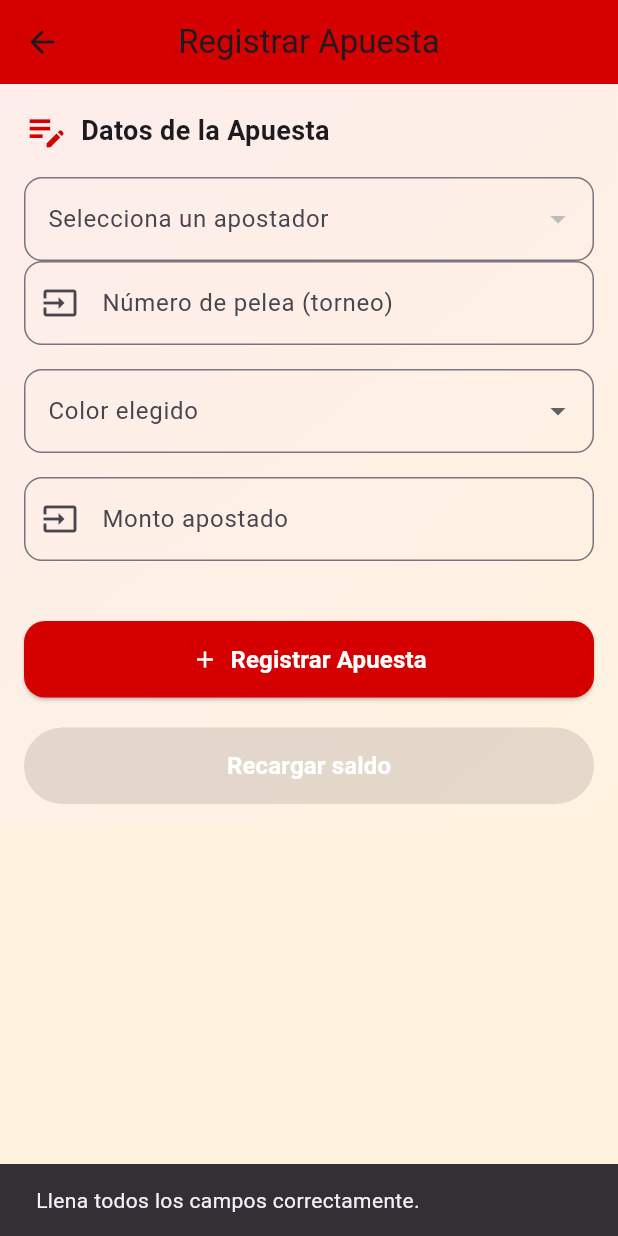
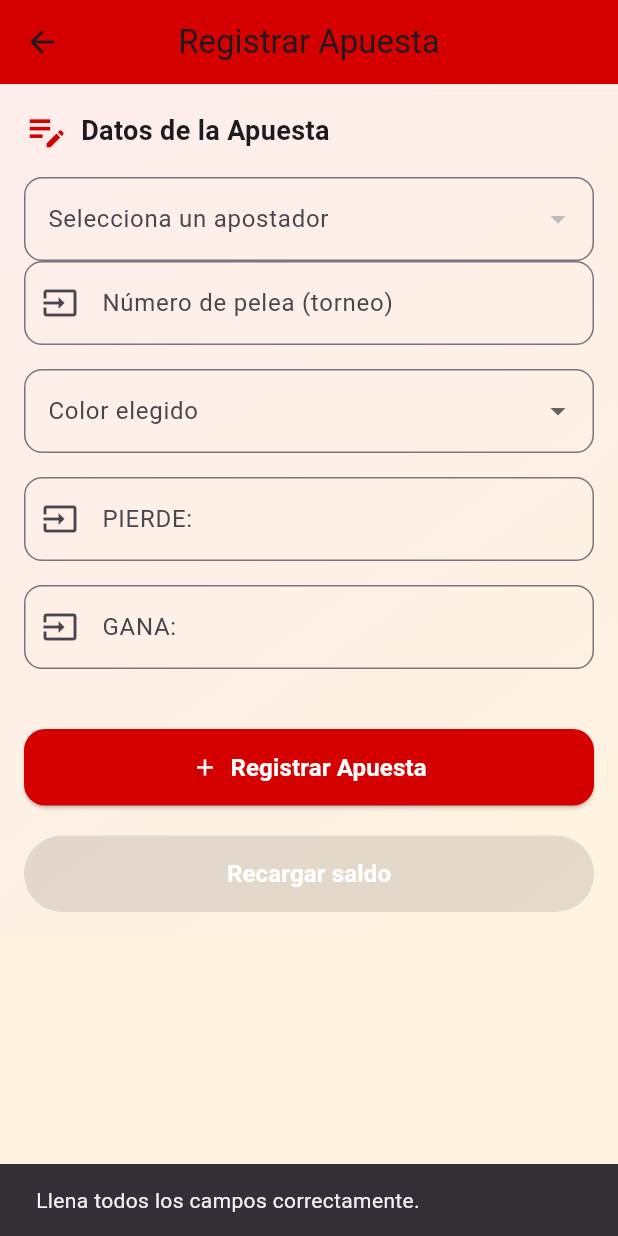
Before and after one commit to CodeNomad3617/apuesta_gallos, a Flutter app: the PantallaRegistroApuesta screen opened directly, after a tap on "Registrar Apuesta", on a phone screen of 412 x 824 dp. Run offline on Flutter 3.47's test engine with Material 3 defaults, Android fonts, the phone set to English and light mode, and no system bars; our stand-ins replace cloud_firestore, firebase_core, open_file, pdf, qr_flutter; accounts and stored records are empty.

Commit message:
se implemento lo de PIERDE, GANA en caso de dar o recibir partido

```diff
--- a/gallos_app/lib/pantallas/pantalla_cerrar_apuestas.dart
+++ b/gallos_app/lib/pantallas/pantalla_cerrar_apuestas.dart
@@ -24,6 +24,9 @@ class _PantallaCerrarApuestasState extends State<PantallaCerrarApuestas> {
       final apuestas = List<Map<String, dynamic>>.from(data['apuestas'] ?? []);
       bool modificado = false;
 
+      // Guardamos el saldo antes de hacer la apuesta
+      double saldoAntesDeApuesta = (data['saldoActual'] ?? 0).toDouble();
+
       for (var ap in apuestas) {
         if (ap['pelea'] == pelea && ap['resultado'] == null) {
           ap['resultado'] = (resultadoGlobal == 'Empate')
@@ -34,10 +37,13 @@ class _PantallaCerrarApuestasState extends State<PantallaCerrarApuestas> {
       }
 
       if (modificado) {
-        double saldo = (data['saldoInicial'] ?? 0).toDouble();
+        double saldo = saldoAntesDeApuesta;
+
+        // Ajustamos el saldo dependiendo del resultado
         for (var ap in apuestas) {
-          if (ap['resultado'] == 'Ganó') saldo += (ap['monto'] ?? 0).toDouble();
-          if (ap['resultado'] == 'Perdió') saldo -= (ap['monto'] ?? 0).toDouble();
+          if (ap['resultado'] == 'Ganó') saldo += (ap['montoGanancia'] ?? 0).toDouble();
+          if (ap['resultado'] == 'Perdió') saldo -= (ap['montoPerdida'] ?? 0).toDouble();
+          if (ap['resultado'] == 'Empate') saldo = saldoAntesDeApuesta + (ap['montoPerdida'] ?? 0).toDouble();  // En caso de empate, se restaura el saldo original
         }
 
         await FirebaseFirestore.instance.collection('usuarios').doc(doc.id).update({
@@ -147,7 +153,7 @@ class _PantallaCerrarApuestasState extends State<PantallaCerrarApuestas> {
                                       ),
                                       const Icon(Icons.attach_money, size: 18, color: Colors.blue),
                                       const SizedBox(width: 4),
-                                      Text('\$${ap['monto']}', style: const TextStyle(color: Colors.blue)),
+                                      Text('\$${ap['montoGanancia'] ?? 0}', style: const TextStyle(color: Colors.blue)),
                                     ],
                                   ),
                                   const SizedBox(height: 4),
@@ -161,6 +167,19 @@ class _PantallaCerrarApuestasState extends State<PantallaCerrarApuestas> {
                                       const Icon(Icons.calendar_today, size: 14, color: Colors.grey),
                                       const SizedBox(width: 4),
                                       Text(fecha, style: const TextStyle(fontSize: 12)),
+                                    ],
+                                  ),
+                                  const SizedBox(height: 8),
+                                  Row(
+                                    children: [
+                                      const Text('Pierde si pierde: '),
+                                      Text('\$${ap['montoPerdida']}', style: const TextStyle(color: Colors.red)),
+                                    ],
+                                  ),
+                                  Row(
+                                    children: [
+                                      const Text('Gana si gana: '),
+                                      Text('\$${ap['montoGanancia']}', style: const TextStyle(color: Colors.green)),
                                     ],
                                   ),
                                 ],
--- a/gallos_app/lib/pantallas/pantalla_registro_apuesta.dart
+++ b/gallos_app/lib/pantallas/pantalla_registro_apuesta.dart
@@ -10,7 +10,8 @@ class PantallaRegistroApuesta extends StatefulWidget {
 
 class _PantallaRegistroApuestaState extends State<PantallaRegistroApuesta> {
   final _peleaController = TextEditingController();
-  final _montoController = TextEditingController();
+  final _montoPerdidaController = TextEditingController();
+  final _montoGananciaController = TextEditingController();
 
   String? _usuarioSeleccionadoId;
   String? _colorSeleccionado;
@@ -42,9 +43,11 @@ class _PantallaRegistroApuestaState extends State<PantallaRegistroApuesta> {
     final id = _usuarioSeleccionadoId;
     final pelea = int.tryParse(_peleaController.text.trim());
     final color = _colorSeleccionado;
-    final monto = double.tryParse(_montoController.text.trim());
 
-    if (id == null || pelea == null || color == null || monto == null) {
+    final montoPerdida = double.tryParse(_montoPerdidaController.text.trim());
+    final montoGanancia = double.tryParse(_montoGananciaController.text.trim());
+
+    if (id == null || pelea == null || color == null || montoPerdida == null || montoGanancia == null) {
       ScaffoldMessenger.of(context).showSnackBar(
         const SnackBar(content: Text('Llena todos los campos correctamente.')),
       );
@@ -69,7 +72,7 @@ class _PantallaRegistroApuestaState extends State<PantallaRegistroApuesta> {
     final numeroApuesta = apuestas.length + 1;
     final saldoActual = (data['saldoActual'] ?? 0).toDouble();
 
-    if (monto > saldoActual) {
+    if (montoPerdida > saldoActual) {
       setState(() => guardando = false);
       ScaffoldMessenger.of(context).showSnackBar(
         SnackBar(content: Text('El monto excede el saldo actual de \$${saldoActual.toStringAsFixed(2)}')),
@@ -77,13 +80,14 @@ class _PantallaRegistroApuestaState extends State<PantallaRegistroApuesta> {
       return;
     }
 
-    final nuevoSaldo = saldoActual - monto;
+    final nuevoSaldo = saldoActual - montoPerdida;
 
     final nuevaApuesta = {
       'pelea': pelea,
       'numeroApuesta': numeroApuesta,
       'color': color,
-      'monto': monto,
+      'montoPerdida': montoPerdida,
+      'montoGanancia': montoGanancia,
       'resultado': null,
       'fecha': DateTime.now().toIso8601String(),
     };
@@ -96,7 +100,8 @@ class _PantallaRegistroApuestaState extends State<PantallaRegistroApuesta> {
     setState(() {
       guardando = false;
       _peleaController.clear();
-      _montoController.clear();
+      _montoPerdidaController.clear();
+      _montoGananciaController.clear();
       _colorSeleccionado = null;
       _usuarioSeleccionadoId = null;
       saldoActualVisible = null;
@@ -107,11 +112,9 @@ class _PantallaRegistroApuestaState extends State<PantallaRegistroApuesta> {
     );
   }
 
-  // Recargar saldo con un prompt para el monto
   void recargarSaldo() async {
     if (_usuarioSeleccionadoId == null) return;
 
-    // Mostrar un cuadro de diálogo para ingresar el monto de la recarga
     double? cantidad = await showDialog<double>(
       context: context,
       builder: (BuildContext context) {
@@ -141,7 +144,6 @@ class _PantallaRegistroApuestaState extends State<PantallaRegistroApuesta> {
       },
     );
 
-    // Si no se ingresó un monto o es inválido, salir de la función
     if (cantidad == null || cantidad <= 0) return;
 
     final docRef = FirebaseFirestore.instance.collection('usuarios').doc(_usuarioSeleccionadoId);
@@ -267,7 +269,8 @@ class _PantallaRegistroApuestaState extends State<PantallaRegistroApuesta> {
                   onChanged: (val) => setState(() => _colorSeleccionado = val),
                 ),
                 const SizedBox(height: 16),
-                buildInput(label: 'Monto apostado', controller: _montoController, type: TextInputType.number),
+                buildInput(label: 'PIERDE:', controller: _montoPerdidaController, type: TextInputType.number),
+                buildInput(label: 'GANA:', controller: _montoGananciaController, type: TextInputType.number),
                 const SizedBox(height: 24),
                 SizedBox(
                   width: double.infinity,
```
